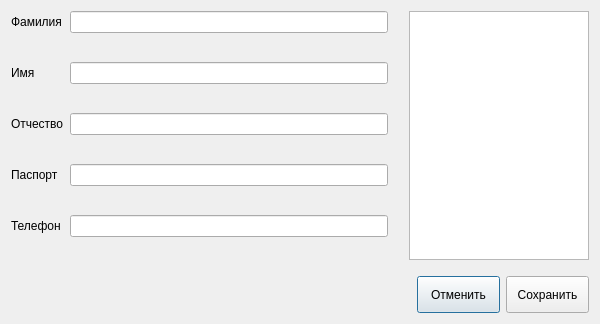
First picture: the form in DialogPersonEdit.ui, repository piza0-0/BankRegister, before the edit.
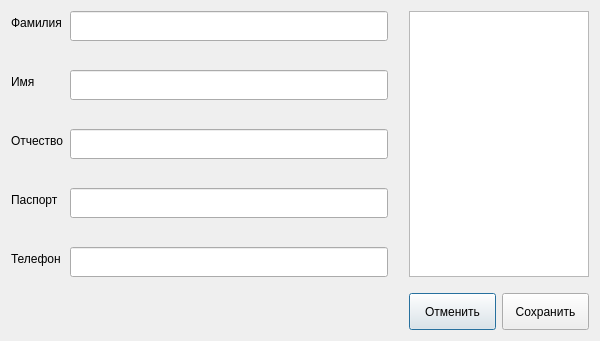
Second picture: the form after the edit.

Commit message: Изменен дизайн окна редактирования

Patch:
```diff
--- a/DialogPersonEdit.ui
+++ b/DialogPersonEdit.ui
@@ -29,7 +29,20 @@
         </widget>
        </item>
        <item row="0" column="1">
-        <widget class="QLineEdit" name="le_dsurname"/>
+        <widget class="QLineEdit" name="le_dsurname">
+         <property name="minimumSize">
+          <size>
+           <width>0</width>
+           <height>30</height>
+          </size>
+         </property>
+         <property name="maximumSize">
+          <size>
+           <width>16777215</width>
+           <height>30</height>
+          </size>
+         </property>
+        </widget>
        </item>
        <item row="1" column="0">
         <widget class="QLabel" name="l_dname">
@@ -39,7 +52,20 @@
         </widget>
        </item>
        <item row="1" column="1">
-        <widget class="QLineEdit" name="le_dname"/>
+        <widget class="QLineEdit" name="le_dname">
+         <property name="minimumSize">
+          <size>
+           <width>0</width>
+           <height>30</height>
+          </size>
+         </property>
+         <property name="maximumSize">
+          <size>
+           <width>16777215</width>
+           <height>30</height>
+          </size>
+         </property>
+        </widget>
        </item>
        <item row="2" column="0">
         <widget class="QLabel" name="l_dpatronymic">
@@ -49,7 +75,20 @@
         </widget>
        </item>
        <item row="2" column="1">
-        <widget class="QLineEdit" name="le_dpatronymic"/>
+        <widget class="QLineEdit" name="le_dpatronymic">
+         <property name="minimumSize">
+          <size>
+           <width>0</width>
+           <height>30</height>
+          </size>
+         </property>
+         <property name="maximumSize">
+          <size>
+           <width>16777215</width>
+           <height>30</height>
+          </size>
+         </property>
+        </widget>
        </item>
        <item row="3" column="0">
         <widget class="QLabel" name="l_dpassport">
@@ -59,7 +98,20 @@
         </widget>
        </item>
        <item row="3" column="1">
-        <widget class="QLineEdit" name="le_dpassport"/>
+        <widget class="QLineEdit" name="le_dpassport">
+         <property name="minimumSize">
+          <size>
+           <width>0</width>
+           <height>30</height>
+          </size>
+         </property>
+         <property name="maximumSize">
+          <size>
+           <width>16777215</width>
+           <height>30</height>
+          </size>
+         </property>
+        </widget>
        </item>
        <item row="4" column="0">
         <widget class="QLabel" name="l_dtelephone">
@@ -69,7 +121,20 @@
         </widget>
        </item>
        <item row="4" column="1">
-        <widget class="QLineEdit" name="le_dphone"/>
+        <widget class="QLineEdit" name="le_dphone">
+         <property name="minimumSize">
+          <size>
+           <width>0</width>
+           <height>30</height>
+          </size>
+         </property>
+         <property name="maximumSize">
+          <size>
+           <width>16777215</width>
+           <height>30</height>
+          </size>
+         </property>
+        </widget>
        </item>
       </layout>
      </item>
@@ -154,13 +219,13 @@
        </property>
        <property name="minimumSize">
         <size>
-         <width>83</width>
+         <width>87</width>
          <height>37</height>
         </size>
        </property>
        <property name="maximumSize">
         <size>
-         <width>80</width>
+         <width>85</width>
          <height>37</height>
         </size>
        </property>
@@ -179,7 +244,7 @@
        </property>
        <property name="minimumSize">
         <size>
-         <width>83</width>
+         <width>87</width>
          <height>37</height>
         </size>
        </property>
```
